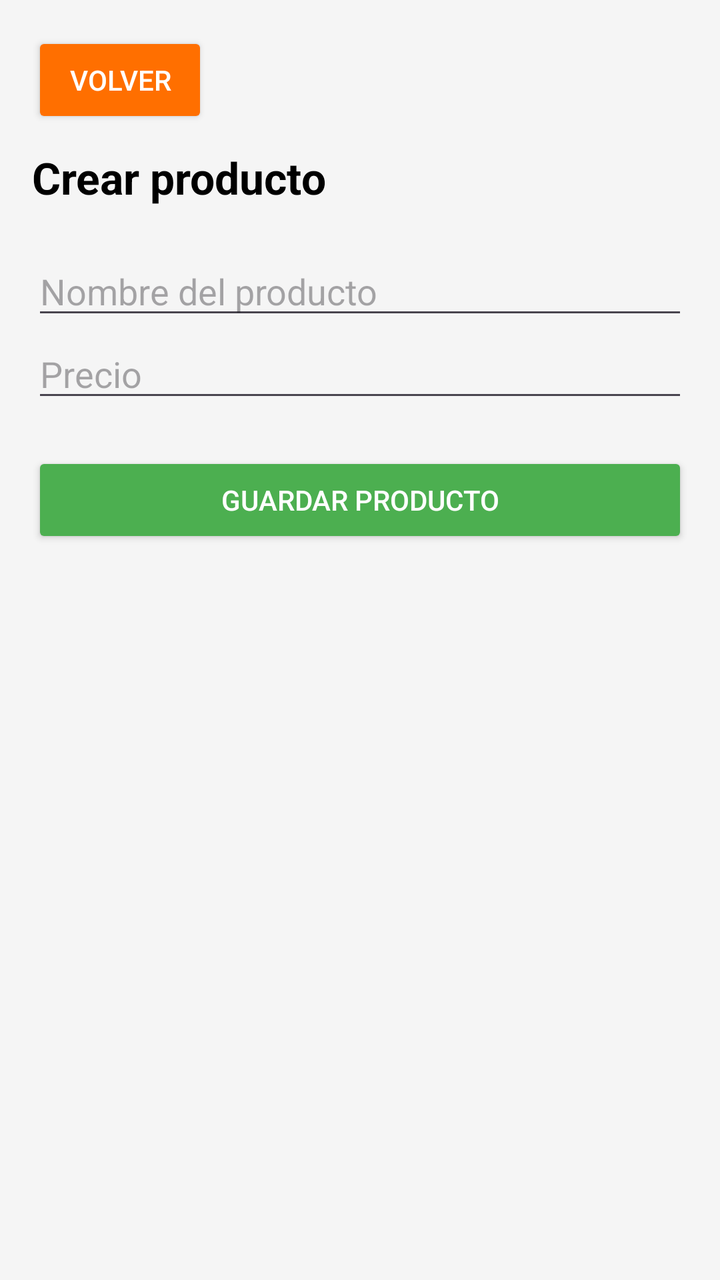
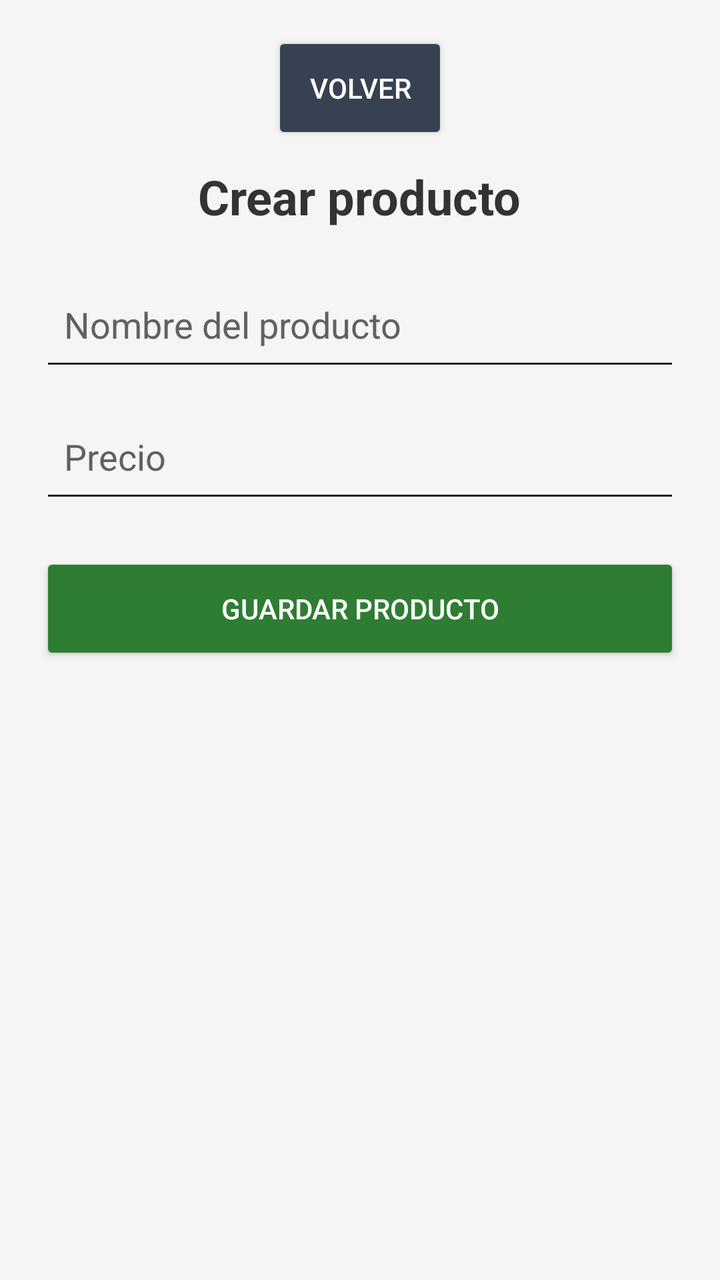

Compare the two renders of this Android layout. The source of the first and the diff that turns it into the second are given below.
<!-- AndroidManifest.xml: application theme Theme.TechStore -->
<!-- res/layout/activity_crear_producto.xml -->
<?xml version="1.0" encoding="utf-8"?>
<LinearLayout
    xmlns:android="http://schemas.android.com/apk/res/android"
    android:orientation="vertical"
    android:padding="16dp"
    android:background="@color/background"
    android:layout_width="match_parent"
    android:layout_height="match_parent">

    <Button
        android:id="@+id/btnVolver"
        android:text="@string/volver"
        android:textColor="@color/white"
        android:backgroundTint="@color/accent"
        android:layout_width="wrap_content"
        android:layout_height="wrap_content"
        android:contentDescription="@string/volver"/>

    <TextView
        android:text="@string/crear_producto"
        android:textSize="22sp"
        android:textStyle="bold"
        android:textColor="@color/black"
        android:layout_marginTop="10dp"
        android:layout_width="wrap_content"
        android:layout_height="wrap_content"/>

    <EditText
        android:id="@+id/etNombre"
        android:hint="@string/hint_nombre_producto"
        android:layout_marginTop="20dp"
        android:inputType="textPersonName"
        android:autofillHints="name"
        android:layout_width="match_parent"
        android:layout_height="wrap_content"/>

    <EditText
        android:id="@+id/etPrecio"
        android:hint="@string/hint_precio"
        android:inputType="number"
        android:autofillHints="transactionAmount"
        android:layout_width="match_parent"
        android:layout_height="wrap_content"/>

    <Button
        android:id="@+id/btnGuardar"
        android:text="@string/guardar_producto"
        android:textColor="@color/white"
        android:backgroundTint="@color/verde"
        android:layout_marginTop="20dp"
        android:layout_width="match_parent"
        android:layout_height="wrap_content"/>

</LinearLayout>
<!-- resources referenced by this layout -->
<resources>
  <color name="accent">#FF6F00</color>
  <color name="background">#F5F5F5</color>
  <color name="black">#000000</color>
  <color name="verde">#4CAF50</color>
  <color name="white">#FFFFFF</color>
  <string name="crear_producto">Crear producto</string>
  <string name="guardar_producto">Guardar Producto</string>
  <string name="hint_nombre_producto">Nombre del producto</string>
  <string name="hint_precio">Precio</string>
  <string name="volver">Volver</string>
  <style name="Theme.TechStore" parent="Base.Theme.TechStore" />
  <style name="Base.Theme.TechStore" parent="Theme.Material3.DayNight.NoActionBar">
          
          
      </style>
</resources>

<!-- the commit's change to res/layout/activity_crear_producto.xml (unified diff, before → after) -->
@@ -1,54 +1,78 @@
 <?xml version="1.0" encoding="utf-8"?>
-<LinearLayout
+<ScrollView
     xmlns:android="http://schemas.android.com/apk/res/android"
-    android:orientation="vertical"
-    android:padding="16dp"
-    android:background="@color/background"
     android:layout_width="match_parent"
-    android:layout_height="match_parent">
+    android:layout_height="match_parent"
+    android:background="@color/fondo_principal">
 
-    <Button
-        android:id="@+id/btnVolver"
-        android:text="@string/volver"
-        android:textColor="@color/white"
-        android:backgroundTint="@color/accent"
-        android:layout_width="wrap_content"
+    <LinearLayout
+        android:layout_width="match_parent"
         android:layout_height="wrap_content"
-        android:contentDescription="@string/volver"/>
+        android:orientation="vertical"
+        android:padding="@dimen/padding_medio"
+        android:gravity="center_horizontal">
 
-    <TextView
-        android:text="@string/crear_producto"
-        android:textSize="22sp"
-        android:textStyle="bold"
-        android:textColor="@color/black"
-        android:layout_marginTop="10dp"
-        android:layout_width="wrap_content"
-        android:layout_height="wrap_content"/>
+        <Button
+            android:id="@+id/btnVolver"
+            android:layout_width="wrap_content"
+            android:layout_height="@dimen/alto_boton"
+            android:backgroundTint="@color/boton_secundario"
+            android:contentDescription="@string/volver"
+            android:paddingHorizontal="@dimen/padding_boton"
+            android:text="@string/volver"
+            android:textColor="@color/texto_boton"/>
 
-    <EditText
-        android:id="@+id/etNombre"
-        android:hint="@string/hint_nombre_producto"
-        android:layout_marginTop="20dp"
-        android:inputType="textPersonName"
-        android:autofillHints="name"
-        android:layout_width="match_parent"
-        android:layout_height="wrap_content"/>
+        <TextView
+            android:layout_width="wrap_content"
+            android:layout_height="wrap_content"
+            android:layout_marginTop="@dimen/margin_pequeno"
+            android:text="@string/crear_producto"
+            android:textColor="@color/texto_principal"
+            android:textSize="@dimen/texto_titulo"
+            android:textStyle="bold"/>
 
-    <EditText
-        android:id="@+id/etPrecio"
-        android:hint="@string/hint_precio"
-        android:inputType="number"
-        android:autofillHints="transactionAmount"
-        android:layout_width="match_parent"
-        android:layout_height="wrap_content"/>
+        <EditText
+            android:id="@+id/etNombre"
+            android:layout_width="320dp"
+            android:layout_height="@dimen/alto_input"
+            android:layout_marginTop="@dimen/margin_grande"
+            android:autofillHints="name"
+            android:backgroundTint="@color/input_contraste"
+            android:ems="10"
+            android:gravity="center_vertical"
+            android:hint="@string/hint_nombre_producto"
+            android:inputType="textPersonName"
+            android:minHeight="@dimen/alto_input"
+            android:padding="@dimen/padding_input"
+            android:textColor="@color/texto_principal"
+            android:textColorHint="@color/texto_hint"/>
 
-    <Button
-        android:id="@+id/btnGuardar"
-        android:text="@string/guardar_producto"
-        android:textColor="@color/white"
-        android:backgroundTint="@color/verde"
-        android:layout_marginTop="20dp"
-        android:layout_width="match_parent"
-        android:layout_height="wrap_content"/>
+        <EditText
+            android:id="@+id/etPrecio"
+            android:layout_width="320dp"
+            android:layout_height="@dimen/alto_input"
+            android:layout_marginTop="@dimen/margin_pequeno"
+            android:autofillHints="transactionAmount"
+            android:backgroundTint="@color/input_contraste"
+            android:ems="10"
+            android:gravity="center_vertical"
+            android:hint="@string/hint_precio"
+            android:inputType="numberDecimal"
+            android:minHeight="@dimen/alto_input"
+            android:padding="@dimen/padding_input"
+            android:textColor="@color/texto_principal"
+            android:textColorHint="@color/texto_hint"/>
 
-</LinearLayout>
+        <Button
+            android:id="@+id/btnGuardar"
+            android:layout_width="320dp"
+            android:layout_height="@dimen/alto_boton"
+            android:layout_marginTop="@dimen/margin_grande"
+            android:backgroundTint="@color/boton_exito"
+            android:padding="@dimen/padding_boton"
+            android:text="@string/guardar_producto"
+            android:textColor="@color/texto_boton"/>
+
+    </LinearLayout>
+
+</ScrollView>
<!-- resource entries referenced after the edit -->
@@ -1,10 +1,20 @@
 <!-- resources referenced by this layout -->
 <resources>
-  <color name="accent">#FF6F00</color>
-  <color name="background">#F5F5F5</color>
-  <color name="black">#000000</color>
-  <color name="verde">#4CAF50</color>
-  <color name="white">#FFFFFF</color>
+  <color name="boton_exito">#2E7D32</color>
+  <color name="boton_secundario">#374151</color>
+  <color name="fondo_principal">#F5F5F5</color>
+  <color name="input_contraste">#1E1E1E</color>
+  <color name="texto_boton">#FFFFFF</color>
+  <color name="texto_hint">#616161</color>
+  <color name="texto_principal">#333333</color>
+  <dimen name="alto_boton">56dp</dimen>
+  <dimen name="alto_input">56dp</dimen>
+  <dimen name="margin_grande">20dp</dimen>
+  <dimen name="margin_pequeno">10dp</dimen>
+  <dimen name="padding_boton">12dp</dimen>
+  <dimen name="padding_input">12dp</dimen>
+  <dimen name="padding_medio">16dp</dimen>
+  <dimen name="texto_titulo">24sp</dimen>
   <string name="crear_producto">Crear producto</string>
   <string name="guardar_producto">Guardar Producto</string>
   <string name="hint_nombre_producto">Nombre del producto</string>
